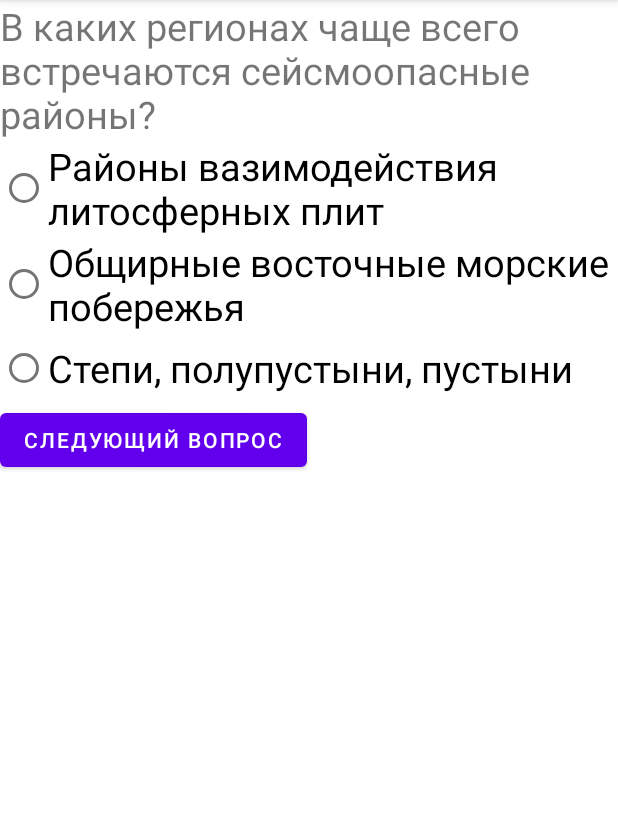
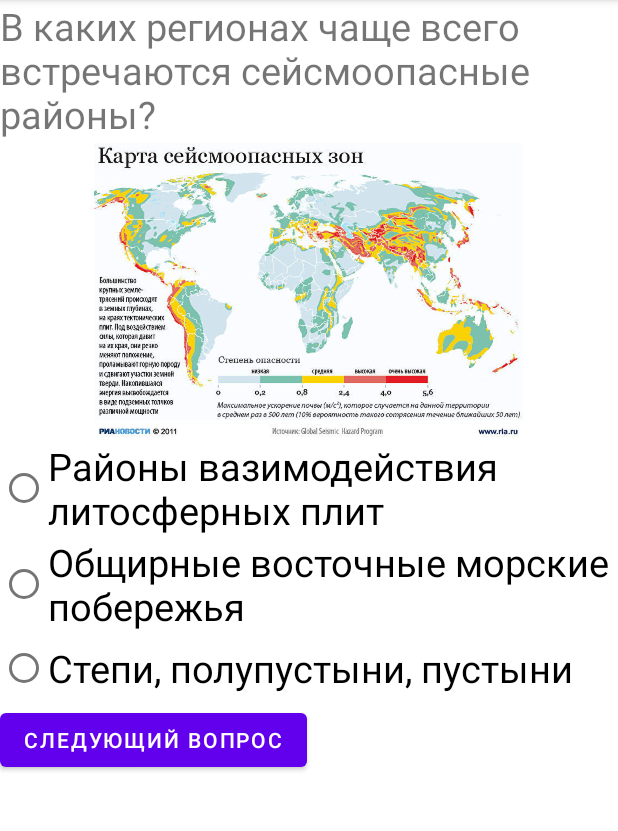
Before and after one commit to NceSova/GeographyQuiz, an Android app: the screen it shows after launch (MainActivity), on a phone screen of 412 x 824 dp, the part 84-915 px from its top. Run offline under Robolectric (Android 15) with nearby library versions, the phone set to English and light mode, and no system bars.

Commit message:
Added images

```diff
--- a/app/src/main/java/com/example/geographyquiz/MainActivity.kt
+++ b/app/src/main/java/com/example/geographyquiz/MainActivity.kt
@@ -3,6 +3,7 @@ package com.example.geographyquiz
 import android.content.Intent
 import android.os.Bundle
 import android.widget.Button
+import android.widget.ImageView
 import android.widget.RadioButton
 import android.widget.RadioGroup
 import android.widget.TextView
@@ -15,25 +16,30 @@ class MainActivity : AppCompatActivity() {
     private val questionsArray = arrayOf(
         Question(
         "В каких регионах чаще всего встречаются сейсмоопасные районы?",
+            R.drawable.earthquakes,
         "Районы вазимодействия литосферных плит", "Общирные восточные морские побережья", "Степи, полупустыни, пустыни",
         0),
         Question(
             "Какой из перечисленных островов находится в экваториальном климатическом поясе?",
+            R.drawable.islands,
             "Мадагаскар", "Калимантан", "Куба",
             1
         ),
         Question(
             "Какую карту открыть, чтобы увидеть центры машиностроения в России?",
+            R.drawable.maps,
             "Политическую карту", "Карту 'Машиностроение в России'", "Экономическую карту Росcии",
             2
         ),
         Question(
             "Какое из перечисленных озёр относится к числу глубочайших?",
+            R.drawable.lake,
             "Танганьика", "Чад", "Ладожское",
             0
         ),
         Question(
             "Самая глубокая впадина на суше находится на материке",
+            R.drawable.soil,
             "Австралия", "Евразия", "Северная Америка",
             1
         )
@@ -42,6 +48,7 @@ class MainActivity : AppCompatActivity() {
     private val correctAnswers = intArrayOf(0, 1, 2, 0, 1)
 
     private lateinit var questionText: TextView
+    private lateinit var imageView: ImageView
     private lateinit var answersGroup: RadioGroup
     private lateinit var answer1: RadioButton
     private lateinit var answer2: RadioButton
@@ -52,6 +59,7 @@ class MainActivity : AppCompatActivity() {
         setContentView(R.layout.activity_main)
 
         questionText = findViewById(R.id.question_text)
+        imageView = findViewById(R.id.imageView)
         answersGroup = findViewById(R.id.answers_group)
         answer1 = findViewById(R.id.answer_1)
         answer2 = findViewById(R.id.answer_2)
@@ -74,6 +82,7 @@ class MainActivity : AppCompatActivity() {
 
     private fun updateQuestion() {
         questionText.text = questionsArray[currentQuestionIndex].text
+        imageView.setImageResource(questionsArray[currentQuestionIndex].resource)
         answer1.text = questionsArray[currentQuestionIndex].answer1
         answer2.text = questionsArray[currentQuestionIndex].answer2
         answer3.text = questionsArray[currentQuestionIndex].answer3
--- a/app/src/main/java/com/example/geographyquiz/Question.kt
+++ b/app/src/main/java/com/example/geographyquiz/Question.kt
@@ -1,5 +1,5 @@
 package com.example.geographyquiz
 
-data class Question(val text: String, val answer1: String, val answer2: String, val answer3: String, val rightAnswer: Int) {
+data class Question(val text: String,val resource: Int, val answer1: String, val answer2: String, val answer3: String, val rightAnswer: Int) {
 
 }
--- a/app/src/main/res/layout/activity_main.xml
+++ b/app/src/main/res/layout/activity_main.xml
@@ -1,5 +1,6 @@
 <?xml version="1.0" encoding="utf-8"?>
 <LinearLayout xmlns:android="http://schemas.android.com/apk/res/android"
+    xmlns:tools="http://schemas.android.com/tools"
     android:layout_width="match_parent"
     android:layout_height="match_parent"
     android:orientation="vertical" >
@@ -10,6 +11,14 @@
         android:layout_height="wrap_content"
         android:textSize="25dp"
         android:text="Вопрос 1" />
+
+    <ImageView
+        android:id="@+id/imageView"
+        android:layout_width="match_parent"
+        android:layout_height="200dp"
+        android:src="@drawable/earthquakes"
+        tools:srcCompat="@drawable/earthquakes" />
+
 
     <RadioGroup
         android:id="@+id/answers_group"
--- a/build.gradle
+++ b/build.gradle
@@ -1,6 +1,6 @@
 // Top-level build file where you can add configuration options common to all sub-projects/modules.
 plugins {
-    id 'com.android.application' version '7.4.2' apply false
-    id 'com.android.library' version '7.4.2' apply false
+    id 'com.android.application' version '8.0.1' apply false
+    id 'com.android.library' version '8.0.1' apply false
     id 'org.jetbrains.kotlin.android' version '1.8.0' apply false
 }
--- a/gradle.properties
+++ b/gradle.properties
@@ -21,3 +21,5 @@ kotlin.code.style=official
 # resources declared in the library itself and none from the library's dependencies,
 # thereby reducing the size of the R class for that library
 android.nonTransitiveRClass=true
+android.defaults.buildfeatures.buildconfig=true
+android.nonFinalResIds=true
```
Also changed, not shown: app/src/main/res/drawable/earthquakes.png (added), app/src/main/res/drawable/islands.png (added), app/src/main/res/drawable/lake.png (added), app/src/main/res/drawable/maps.png (added), app/src/main/res/drawable/soil.png (added), gradle/wrapper/gradle-wrapper.properties.
